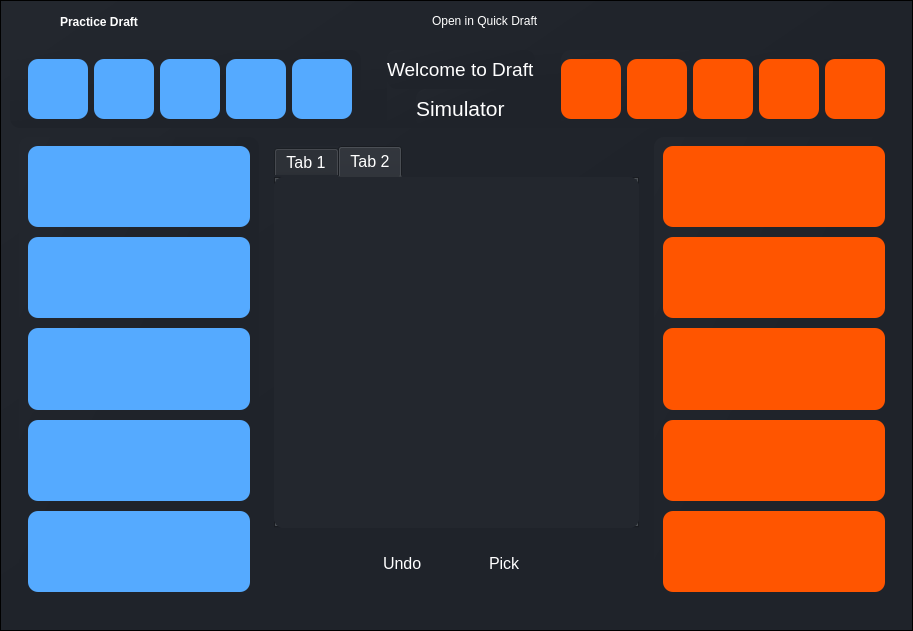
The window that ui/pages/practice_draft.ui (elian-olbz/mlbb-drafting-and-simulation-tools) describes before a commit, drawn with Qt 5.
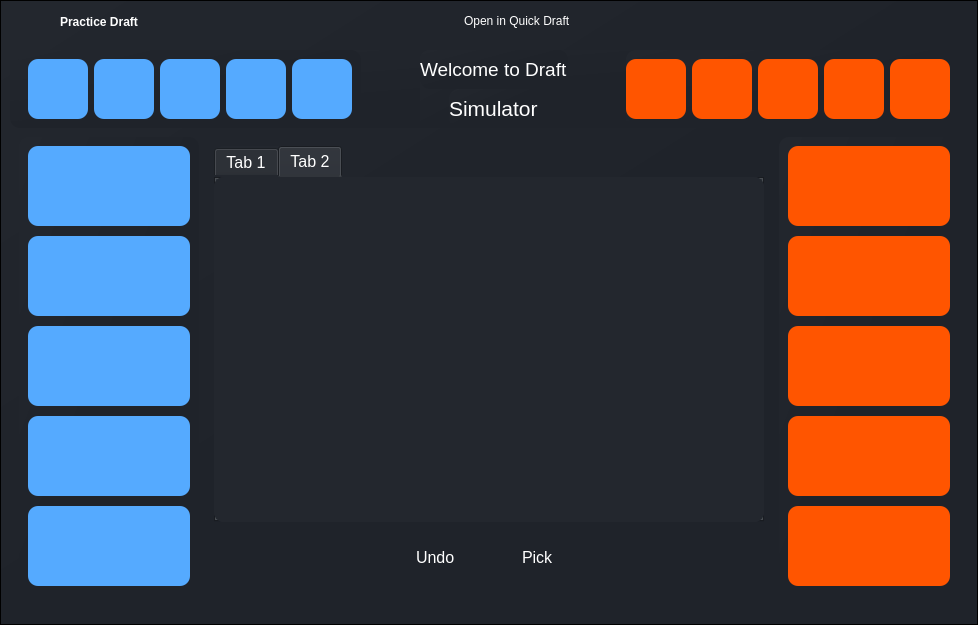
The same window after the commit. Icons and pictures are not drawn.

Commit message: proper scaling of hero icons in both hero selector (practice draft and quick draft) with adjusted highlighting radius

```diff
--- a/ui/pages/practice_draft.ui
+++ b/ui/pages/practice_draft.ui
@@ -6,8 +6,8 @@
    <rect>
     <x>0</x>
     <y>0</y>
-    <width>913</width>
-    <height>631</height>
+    <width>978</width>
+    <height>625</height>
    </rect>
   </property>
   <property name="windowTitle">
@@ -1204,6 +1204,12 @@
                                </item>
                                <item>
                                 <widget class="QFrame" name="hero_frame">
+                                 <property name="sizePolicy">
+                                  <sizepolicy hsizetype="Expanding" vsizetype="Expanding">
+                                   <horstretch>0</horstretch>
+                                   <verstretch>0</verstretch>
+                                  </sizepolicy>
+                                 </property>
                                  <property name="styleSheet">
                                   <string notr="true">background-color:transparent;
 border-radius: 10px;</string>
@@ -1217,6 +1223,12 @@
                                  <layout class="QVBoxLayout" name="verticalLayout_8">
                                   <item>
                                    <widget class="QTabWidget" name="hero_tab">
+                                    <property name="minimumSize">
+                                     <size>
+                                      <width>550</width>
+                                      <height>350</height>
+                                     </size>
+                                    </property>
                                     <property name="font">
                                      <font>
                                       <pointsize>12</pointsize>
```
Left out of the diff: 30 changed lines with no effect on the pictures. The commit also changes 4 other files.
